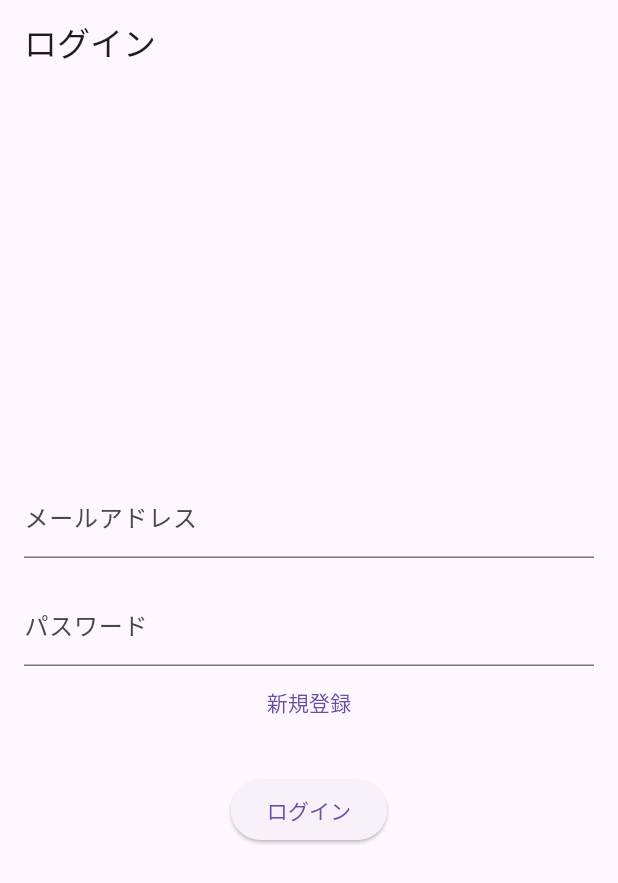
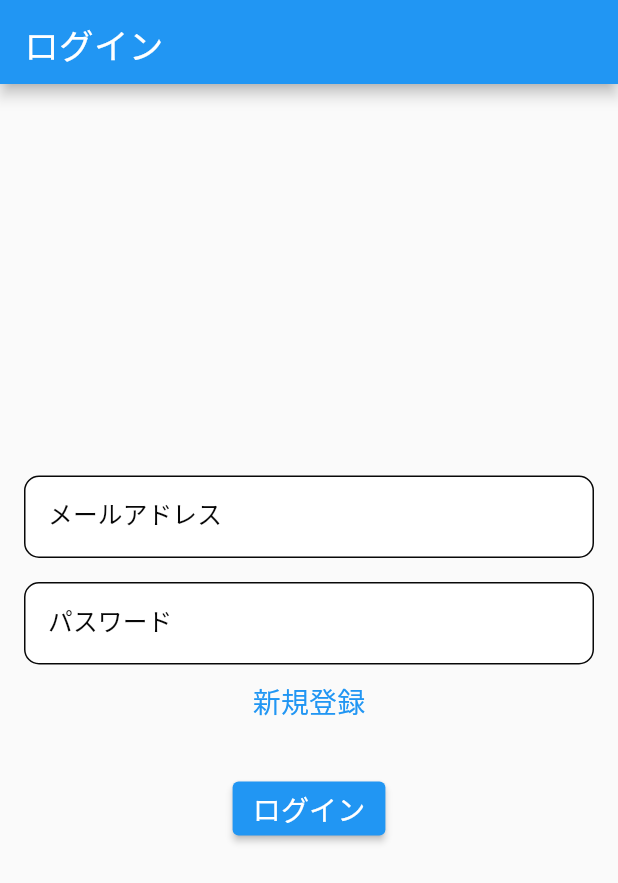
Before and after one commit to Fukuoka-Flutter-Fanclub/hackathon_2024_app, a Flutter app: the screen it shows after launch, on a phone screen of 412 x 824 dp. Shown: the top 883 px of the screen. Run offline on Flutter 3.47's test engine with Material 3 defaults, Android fonts, the phone set to English and light mode, and no system bars; our stand-ins replace email_validator, flutter_dotenv, flutter_riverpod, flutter_screenutil, go_router, sentry_flutter and 1 more; accounts and stored records are empty.

Commit message:
add theme

```diff
--- /dev/null
+++ b/lib/core/utils/theme.dart
@@ -0,0 +1,161 @@
+import 'package:flutter/material.dart';
+import 'package:flutter_riverpod/flutter_riverpod.dart';
+import 'package:flutter_screenutil/flutter_screenutil.dart';
+import 'package:tokyo_hakkason2024_app/core/utils/my_colors.dart';
+
+// textThemeは、contextのextensionに組み入れている
+// 例: style:context.titleL
+
+// またOriginalTextThemeも面倒なのでThemeExtensionなど使わず、そのままcontextのextensionに組み入れている
+// ignore: avoid_classes_with_only_static_members
+class OriginalTextTheme {
+  // textLink
+  static final textLinkStyle1 = TextStyle(
+    decoration: TextDecoration.underline,
+    fontSize: 17.sp,
+    fontWeight: FontWeight.w400,
+    letterSpacing: 0.11999999731779099,
+    height: 28 / 17,
+  );
+  static final textLinkStyle2 = TextStyle(
+    decoration: TextDecoration.underline,
+    fontSize: 15.sp,
+    fontWeight: FontWeight.w400,
+    letterSpacing: 0.09000000357627869,
+    height: 24 / 15,
+  );
+  static final TextStyle textLinkStyle3 = TextStyle(
+    decoration: TextDecoration.underline,
+    fontSize: 13.sp,
+    fontWeight: FontWeight.w400,
+    letterSpacing: 0.05999999865889549,
+    height: 20 / 13,
+  );
+}
+
+final themeProvider = Provider<ThemeData>((ref) {
+  final textTheme = TextTheme(
+    // headline
+    headlineLarge: TextStyle(
+      fontSize: 31.sp,
+      fontWeight: FontWeight.w100,
+      letterSpacing: 0.33,
+      height: 56 / 31,
+    ),
+    headlineMedium: TextStyle(
+      fontSize: 27.sp,
+      fontWeight: FontWeight.w500,
+      letterSpacing: 0.27.sp,
+      height: 48 / 27,
+    ),
+    headlineSmall: TextStyle(
+      fontSize: 23.sp,
+      fontWeight: FontWeight.w100,
+      letterSpacing: 0.21.sp,
+      height: 40 / 23,
+    ),
+
+    // title
+    titleLarge: TextStyle(
+      fontSize: 21.sp,
+      fontWeight: FontWeight.w300,
+      letterSpacing: 0.18.sp,
+      height: 36 / 21,
+    ),
+    titleMedium: TextStyle(
+      fontSize: 17.sp,
+      fontWeight: FontWeight.w700,
+      letterSpacing: 17.sp * 0.0012,
+      height: 28 / 17,
+    ),
+    titleSmall: TextStyle(
+      fontSize: 15.sp,
+      fontWeight: FontWeight.w300,
+      letterSpacing: 0.09.sp,
+      height: 24 / 15,
+    ),
+
+    // label
+    labelLarge: TextStyle(
+      fontSize: 17.sp,
+      fontWeight: FontWeight.w400,
+      letterSpacing: 0.12.sp,
+      height: 28 / 17,
+    ),
+    labelMedium: TextStyle(
+      fontSize: 15.sp,
+      fontWeight: FontWeight.w400,
+      letterSpacing: 0.09.sp,
+      height: 24 / 15,
+    ),
+    labelSmall: TextStyle(
+      fontSize: 13.sp,
+      fontWeight: FontWeight.w400,
+      letterSpacing: 0.06.sp,
+      height: 20 / 13,
+    ),
+
+    // body
+    bodyLarge: TextStyle(
+      fontSize: 15.sp,
+      fontWeight: FontWeight.w300,
+      letterSpacing: 0.09000000357627869.sp,
+      height: 24 / 15,
+    ),
+    bodyMedium: TextStyle(
+      fontSize: 13.sp,
+      fontWeight: FontWeight.w300,
+      letterSpacing: 0.05999999865889549.sp,
+      height: 20 / 13,
+    ),
+    bodySmall: TextStyle(
+      fontSize: 11.sp,
+      fontWeight: FontWeight.w300,
+      letterSpacing: 0.029999999329447746.sp,
+      height: 16 / 11,
+    ),
+  );
+  return ThemeData(
+    useMaterial3: false,
+    fontFamily: 'NotoSansJP',
+    textTheme: textTheme,
+    inputDecorationTheme: InputDecorationTheme(
+      labelStyle: textTheme.bodyLarge?.copyWith(
+        color: MyColors.black.color,
+      ),
+      hintStyle: textTheme.bodyLarge?.copyWith(
+        color: MyColors.black.color,
+      ),
+      filled: true,
+      fillColor: MyColors.white.color,
+      contentPadding: const EdgeInsets.symmetric(
+        horizontal: 16,
+        vertical: 12,
+      ),
+      border: OutlineInputBorder(
+        borderSide: BorderSide(
+          color: MyColors.black.color,
+        ),
+        borderRadius: const BorderRadius.all(
+          Radius.circular(10),
+        ),
+      ),
+      enabledBorder: OutlineInputBorder(
+        borderSide: BorderSide(
+          color: MyColors.black.color,
+        ),
+        borderRadius: const BorderRadius.all(
+          Radius.circular(10),
+        ),
+      ),
+      focusedBorder: OutlineInputBorder(
+        borderSide: BorderSide(
+          color: MyColors.black.color,
+        ),
+        borderRadius: const BorderRadius.all(
+          Radius.circular(10),
+        ),
+      ),
+    ),
+  );
+});
--- a/lib/main.dart
+++ b/lib/main.dart
@@ -1,9 +1,11 @@
 import 'package:flutter/material.dart';
 import 'package:flutter_dotenv/flutter_dotenv.dart';
 import 'package:flutter_riverpod/flutter_riverpod.dart';
+import 'package:flutter_screenutil/flutter_screenutil.dart';
 import 'package:sentry_flutter/sentry_flutter.dart';
 import 'package:supabase_flutter/supabase_flutter.dart';
 import 'package:tokyo_hakkason2024_app/core/constants/env_constants.dart';
+import 'package:tokyo_hakkason2024_app/core/utils/theme.dart';
 import 'package:tokyo_hakkason2024_app/router.dart';
 
 void main() async {
@@ -36,11 +38,17 @@ class MyApp extends ConsumerWidget {
 
   @override
   Widget build(BuildContext context, WidgetRef ref) {
+    return ScreenUtilInit(
+        designSize: const Size(375, 812), // 仮のサイズ iPhone 12 mini
+        builder: (context, _) {
           final router = ref.watch(routerProvider);
+          final theme = ref.read(themeProvider);
           return MaterialApp.router(
+            theme: theme,
             routerDelegate: router.routerDelegate,
             routeInformationParser: router.routeInformationParser,
             routeInformationProvider: router.routeInformationProvider,
           );
+        });
   }
 }
```
Also changed, not shown: lib/core/utils/context_extension.dart (added, +23 -0 lines), lib/core/utils/my_colors.dart (added, +43 -0 lines), pubspec.yaml (+23 -0 lines), pubspec.lock, 9 other files. Lines whose indentation alone changed are shown as unchanged.
